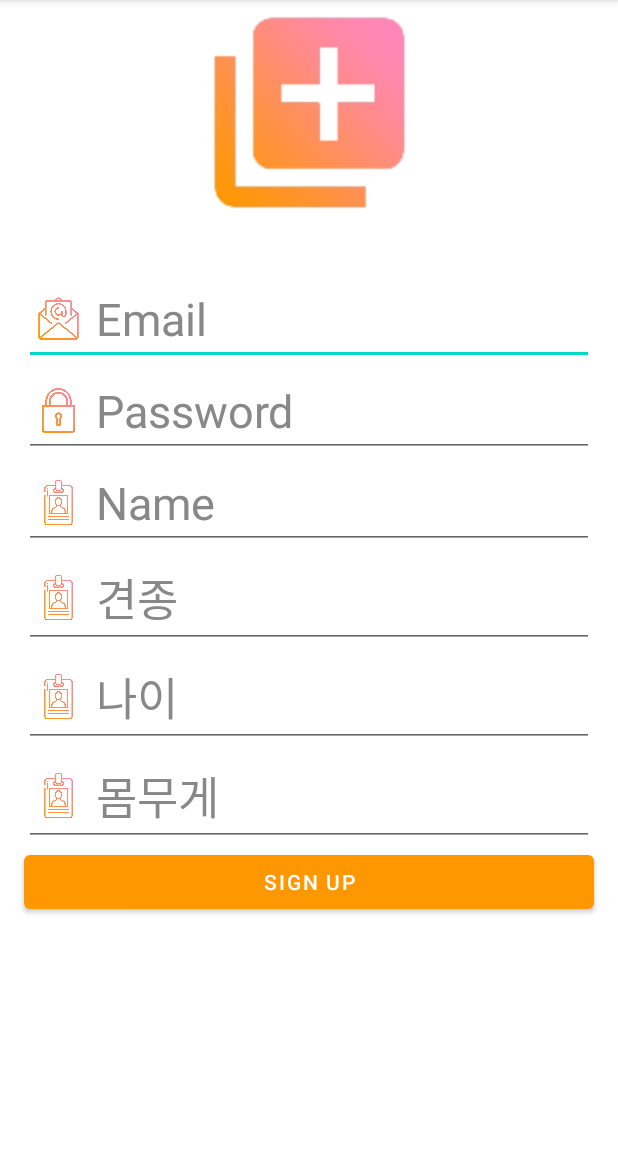
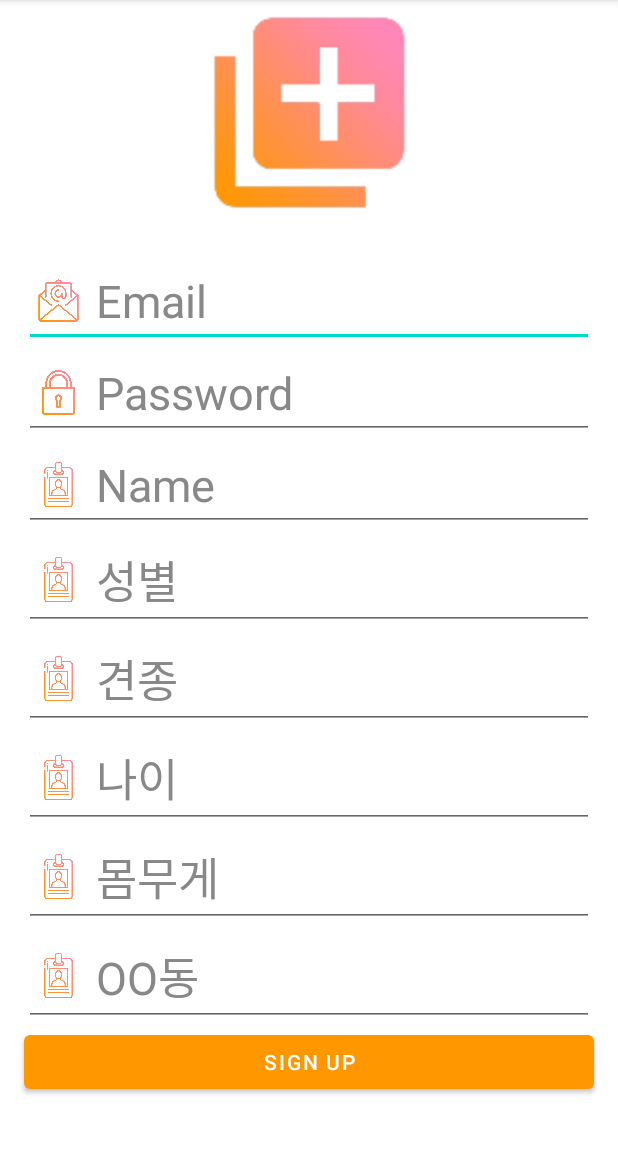
Before and after one commit to koeshin/Dogting3, an Android app: the RegistrationActivity screen opened directly, with no data from a screen before it, on a phone screen of 412 x 824 dp, the part 84-1236 px from its top. Run offline under Robolectric (Android 15) with nearby library versions, the phone set to English and light mode, and no system bars; our stand-ins replace Firebase (no records; nobody signed in at launch, a user with empty details on screens opened directly).

Commit message:
위치 정보 문자열로 받아서 친구 목록에 자신과 위치가 같은 친구만 나오게 수정

```diff
--- a/app/src/main/java/com/example/testfire/ProfileFragment.kt
+++ b/app/src/main/java/com/example/testfire/ProfileFragment.kt
@@ -31,7 +31,7 @@ class ProfileFragment : Fragment() {
         private var imageUri: Uri? = null
         private val fireStorage = FirebaseStorage.getInstance().reference
         private val fireDatabase = FirebaseDatabase.getInstance().reference
-        private val user = Firebase.auth.currentUser
+        private val user = Firebase.auth.currentUser //회원정보
         private val uid = user?.uid.toString()
 
         fun newInstance(): ProfileFragment {
--- a/app/src/main/java/com/example/testfire/RegistrationActivity.kt
+++ b/app/src/main/java/com/example/testfire/RegistrationActivity.kt
@@ -63,6 +63,7 @@ class RegistrationActivity: AppCompatActivity() {
         val dclass = findViewById<EditText>(R.id.et_registration_dogclass).text
         val dage = findViewById<EditText>(R.id.et_registration_dogage).text
         val dweight = findViewById<EditText>(R.id.et_registration_dogweight).text
+        val dong=findViewById<EditText>(R.id.et_registration_location).text
         val profile = findViewById<ImageView>(R.id.registration_iv)
         var profileCheck = false
 
@@ -76,10 +77,10 @@ class RegistrationActivity: AppCompatActivity() {
         val intent = Intent(this, LogInActivity2::class.java)
 
         button.setOnClickListener {
-            // ... 이전 코드 생략 ...
+
 
             if (email.isEmpty() && password.isEmpty() && name.isEmpty() && dclass.isEmpty() && dweight.isEmpty() && dage.isEmpty() && profileCheck) {
-                Toast.makeText(this, "아이디와 비밀번호, 프로필 사진을 제대로 입력해주세요.", Toast.LENGTH_SHORT).show()
+                Toast.makeText(this, "모든 항목을 입력해주세요.", Toast.LENGTH_SHORT).show()
                 Log.d("Email", "$email, $password,$dclass,$dweight,$dweight")
             } else {
                 if (!profileCheck) {
@@ -104,6 +105,7 @@ class RegistrationActivity: AppCompatActivity() {
                                     name = name.toString(),
                                     profileImageUrl = "",  // 프로필 이미지 URL은 이후에 설정됩니다.
                                     uid = userIdSt,
+                                    location=dong.toString(),
                                     dog = dog
                                 )
 
--- a/app/src/main/res/layout/activity_register.xml
+++ b/app/src/main/res/layout/activity_register.xml
@@ -23,10 +23,8 @@
             android:layout_width="0dp"
             android:layout_height="wrap_content"
             android:layout_marginStart="16dp"
-            android:layout_marginLeft="16dp"
-            android:layout_marginTop="32dp"
+            android:layout_marginTop="20dp"
             android:layout_marginEnd="16dp"
-            android:layout_marginRight="16dp"
             android:drawableLeft="@drawable/drawable_email"
             android:drawablePadding="10dp"
             android:hint="Email"
@@ -80,7 +78,7 @@
             app:layout_constraintEnd_toEndOf="parent"
             app:layout_constraintHorizontal_bias="0.0"
             app:layout_constraintStart_toStartOf="parent"
-            app:layout_constraintTop_toBottomOf="@+id/et_registration_dogweight" />
+            app:layout_constraintTop_toBottomOf="@+id/et_registration_location" />
 
         <EditText
             android:id="@+id/et_registration_dogclass"
@@ -96,6 +94,26 @@
             android:textColorHint="#888888"
             android:textSize="30sp"
             app:layout_constraintBottom_toTopOf="@+id/et_registration_dogage"
+            app:layout_constraintEnd_toEndOf="parent"
+            app:layout_constraintHorizontal_bias="1.0"
+            app:layout_constraintStart_toStartOf="parent"
+            app:layout_constraintTop_toBottomOf="@+id/et_registration_dogsex"
+            app:layout_constraintVertical_bias="1.0" />
+
+        <EditText
+            android:id="@+id/et_registration_dogsex"
+            android:layout_width="0dp"
+            android:layout_height="wrap_content"
+            android:layout_marginStart="16dp"
+            android:layout_marginEnd="16dp"
+            android:drawableLeft="@drawable/drawable_name"
+            android:drawablePadding="10dp"
+            android:hint="성별"
+            android:paddingLeft="8dp"
+            android:textColor="#000000"
+            android:textColorHint="#888888"
+            android:textSize="30sp"
+            app:layout_constraintBottom_toTopOf="@+id/et_registration_dogclass"
             app:layout_constraintEnd_toEndOf="parent"
             app:layout_constraintHorizontal_bias="1.0"
             app:layout_constraintStart_toStartOf="parent"
@@ -135,11 +153,31 @@
             android:textColor="#000000"
             android:textColorHint="#888888"
             android:textSize="30sp"
+            app:layout_constraintBottom_toTopOf="@+id/et_registration_location"
+            app:layout_constraintEnd_toEndOf="parent"
+            app:layout_constraintHorizontal_bias="0.0"
+            app:layout_constraintStart_toStartOf="parent"
+            app:layout_constraintTop_toBottomOf="@+id/et_registration_dogage"
+            app:layout_constraintVertical_bias="1.0" />
+
+        <EditText
+            android:id="@+id/et_registration_location"
+            android:layout_width="0dp"
+            android:layout_height="wrap_content"
+            android:layout_marginStart="16dp"
+            android:layout_marginEnd="16dp"
+            android:drawableLeft="@drawable/drawable_name"
+            android:drawablePadding="10dp"
+            android:hint="OO동"
+            android:paddingLeft="8dp"
+            android:textColor="#000000"
+            android:textColorHint="#888888"
+            android:textSize="30sp"
             app:layout_constraintBottom_toTopOf="@+id/btn_registration"
             app:layout_constraintEnd_toEndOf="parent"
             app:layout_constraintHorizontal_bias="0.0"
             app:layout_constraintStart_toStartOf="parent"
-            app:layout_constraintTop_toBottomOf="@+id/et_registration_dogage"
+            app:layout_constraintTop_toBottomOf="@+id/et_registration_dogweight"
             app:layout_constraintVertical_bias="1.0" />
 
         <EditText
--- a/app/src/main/res/values/strings.xml
+++ b/app/src/main/res/values/strings.xml
@@ -2,4 +2,6 @@
     <string name="app_name">test</string>
     <!-- TODO: Remove or change this placeholder text -->
     <string name="hello_blank_fragment">Hello blank fragment</string>
+
+    <string name="location_hint">동명(읍, 면)으로 검색 (ex. 서초동)</string>
 </resources>
```
Also changed, not shown: app/src/main/java/com/example/testfire/Friend.kt (+7 -3 lines), app/src/main/java/com/example/testfire/HomeFragment.kt (+30 -2 lines), app/src/main/res/drawable/ic_search.xml (added, +10 -0 lines).
